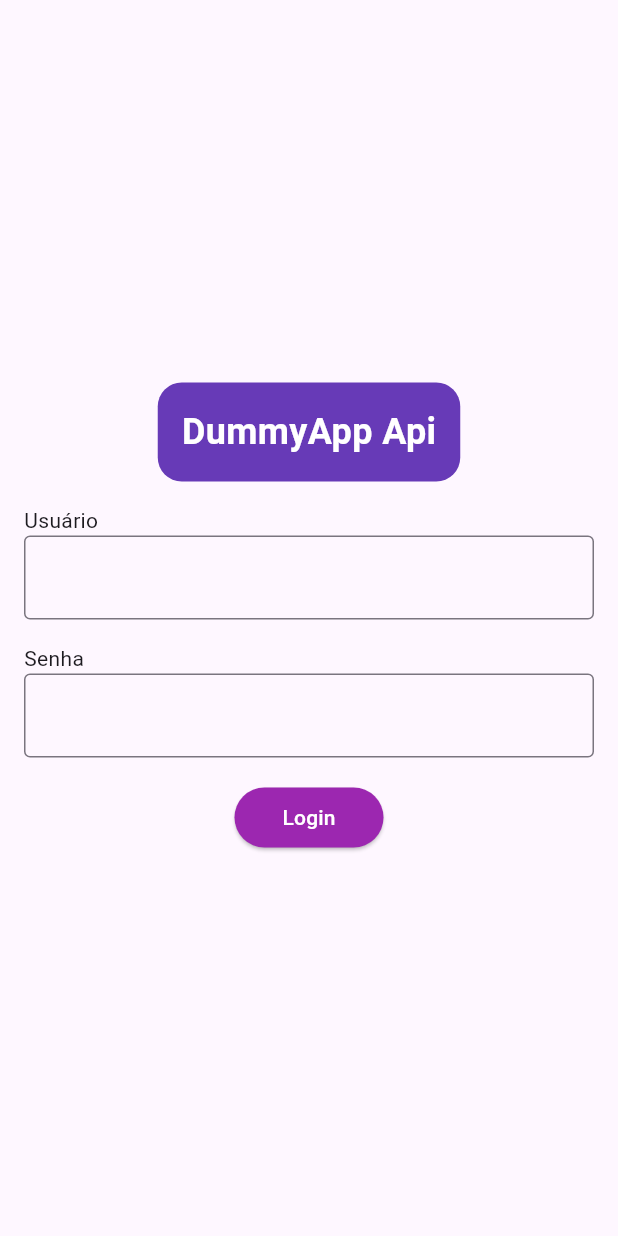
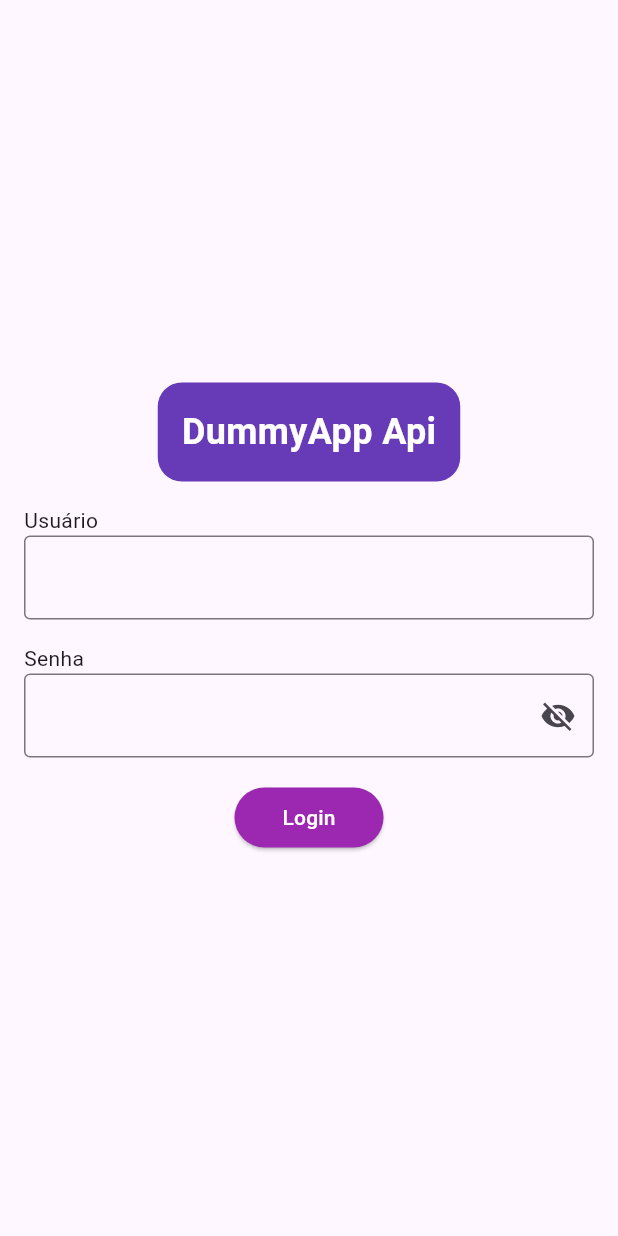
Before and after one commit to renatorv/curso_mvvm, a Flutter app: the screen it shows after launch, on a phone screen of 412 x 824 dp. Run offline on Flutter 3.47's test engine with Material 3 defaults, Android fonts, the phone set to English and light mode, and no system bars; our stand-ins replace dio, go_router.

Commit message:
MVVM no Flutter #11 Rotas

```diff
--- a/lib/main.dart
+++ b/lib/main.dart
@@ -1,8 +1,4 @@
-import 'package:curso_mvvm/data/repositories/auth/auth_repository_remote.dart';
-import 'package:curso_mvvm/data/services/api/api_client.dart';
-import 'package:curso_mvvm/ui/auth/login/view_models/login_viewmodel.dart';
-import 'package:curso_mvvm/ui/auth/login/widgets/login_screen.dart';
-import 'package:dio/dio.dart';
+import 'package:curso_mvvm/routing/router.dart';
 import 'package:flutter/material.dart';
 
 void main() {
@@ -14,16 +10,10 @@ class MyApp extends StatelessWidget {
 
   @override
   Widget build(BuildContext context) {
-    return MaterialApp(
+    return MaterialApp.router(
+      routerConfig: router(),
       title: 'Flutter Demo',
       theme: ThemeData(colorScheme: .fromSeed(seedColor: Colors.deepPurple)),
-      home: LoginScreen(
-        loginViewmodel: LoginViewmodel(
-          authRepository: AuthRepositoryRemote(
-            apiClient: ApiClient(apiUrl: 'https://dummyjson.com', dio: Dio()),
-          ),
-        ),
-      ),
     );
   }
 }
--- /dev/null
+++ b/lib/routing/router.dart
@@ -0,0 +1,28 @@
+import 'package:curso_mvvm/routing/routes.dart';
+import 'package:curso_mvvm/ui/auth/login/widgets/login_screen.dart';
+import 'package:curso_mvvm/ui/home/widgets/home_screen.dart';
+import 'package:dio/dio.dart';
+import 'package:go_router/go_router.dart';
+
+import '../data/repositories/auth/auth_repository_remote.dart';
+import '../data/services/api/api_client.dart';
+import '../ui/auth/login/view_models/login_viewmodel.dart';
+
+GoRouter router() {
+  return GoRouter(
+    initialLocation: Routes.login,
+    routes: [
+      GoRoute(
+        path: Routes.login,
+        builder: (context, state) => LoginScreen(
+          loginViewmodel: LoginViewmodel(
+            authRepository: AuthRepositoryRemote(
+              apiClient: ApiClient(apiUrl: 'https://dummyjson.com', dio: Dio()),
+            ),
+          ),
+        ),
+      ),
+      GoRoute(path: Routes.home, builder: (context, state) => HomeScreen()),
+    ],
+  );
+}
--- /dev/null
+++ b/lib/routing/routes.dart
@@ -0,0 +1,4 @@
+class Routes {
+  static const home = '/';
+  static const login = '/login';
+}
--- a/lib/ui/auth/login/widgets/login_form_widget.dart
+++ b/lib/ui/auth/login/widgets/login_form_widget.dart
@@ -1,6 +1,7 @@
+import 'package:curso_mvvm/routing/routes.dart';
 import 'package:curso_mvvm/ui/auth/login/view_models/login_viewmodel.dart';
-import 'package:curso_mvvm/ui/home/widgets/home_screen.dart';
 import 'package:flutter/material.dart';
+import 'package:go_router/go_router.dart';
 
 class LoginFormWidget extends StatefulWidget {
   final LoginViewmodel loginViewmodel;
@@ -14,6 +15,7 @@ class _LoginFormWidgetState extends State<LoginFormWidget> {
   final usernameController = TextEditingController();
   final passwordController = TextEditingController();
   final _formKey = GlobalKey<FormState>();
+  bool isPasswprdObscure = true;
 
   @override
   void initState() {
@@ -55,7 +57,7 @@ class _LoginFormWidgetState extends State<LoginFormWidget> {
             children: [
               Row(children: [Text('Senha')]),
               TextFormField(
-                obscureText: true,
+                obscureText: isPasswprdObscure,
                 validator: (value) {
                   if (value == null || value.isEmpty) {
                     return 'Por favor, digite a senha';
@@ -63,7 +65,17 @@ class _LoginFormWidgetState extends State<LoginFormWidget> {
                   return null;
                 },
                 controller: passwordController,
-                decoration: InputDecoration(border: OutlineInputBorder()),
+                decoration: InputDecoration(
+                  border: OutlineInputBorder(),
+                  suffixIcon: IconButton(
+                    onPressed: _togglePasswordVisibility,
+                    icon: Icon(
+                      isPasswprdObscure
+                          ? Icons.visibility_off
+                          : Icons.visibility,
+                    ),
+                  ),
+                ),
               ),
             ],
           ),
@@ -91,6 +103,12 @@ class _LoginFormWidgetState extends State<LoginFormWidget> {
     );
   }
 
+  void _togglePasswordVisibility() {
+    setState(() {
+      isPasswprdObscure = !isPasswprdObscure;
+    });
+  }
+
   void _validateForm() async {
     if (_formKey.currentState?.validate() == true) {
       final username = usernameController.text;
@@ -112,10 +130,7 @@ class _LoginFormWidgetState extends State<LoginFormWidget> {
     }
 
     if (command.completed) {
-      Navigator.of(context).pushAndRemoveUntil(
-        MaterialPageRoute(builder: (context) => HomeScreen()),
-        (route) => false,
-      );
+      context.go(Routes.home);
       ScaffoldMessenger.of(context).showSnackBar(
         SnackBar(
           backgroundColor: Colors.green,
--- a/pubspec.yaml
+++ b/pubspec.yaml
@@ -35,6 +35,7 @@ dependencies:
   # Use with the CupertinoIcons class for iOS style icons.
   cupertino_icons: ^1.0.8
   dio: ^5.10.0
+  go_router: ^17.3.0
 
 dev_dependencies:
   flutter_test:
```
Also changed, not shown: pubspec.lock, 1 other file.
